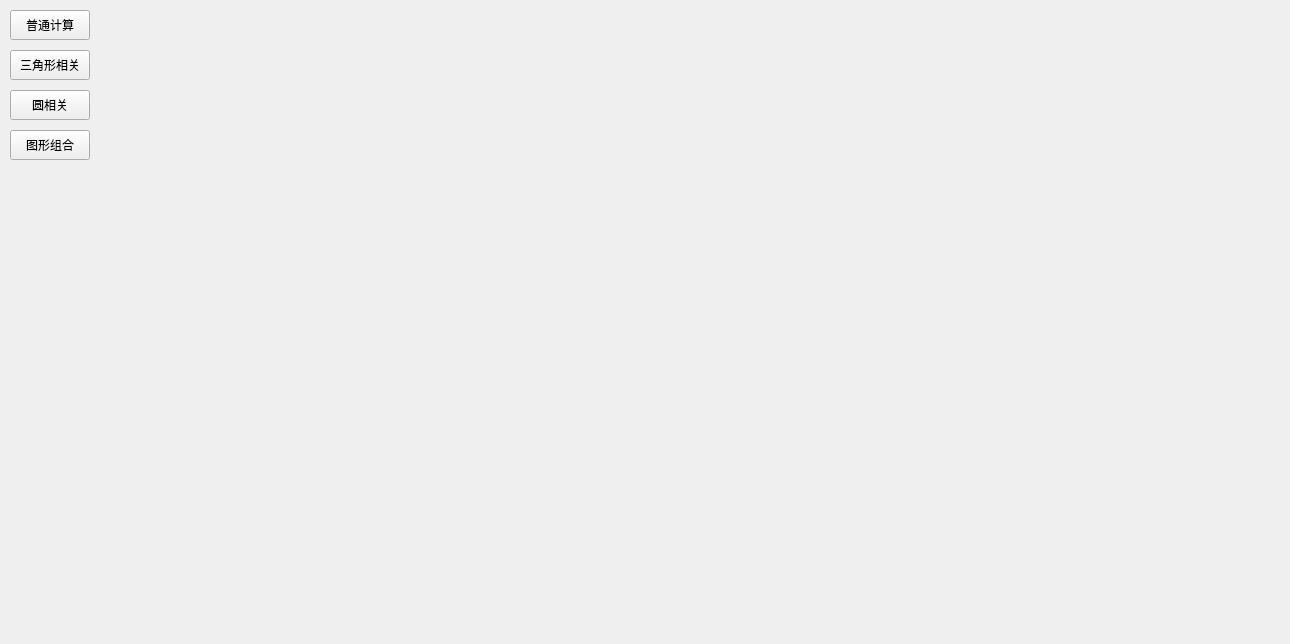
First picture: the form in homework/widget.ui, repository treehole-Y/Qhomework, before the edit.
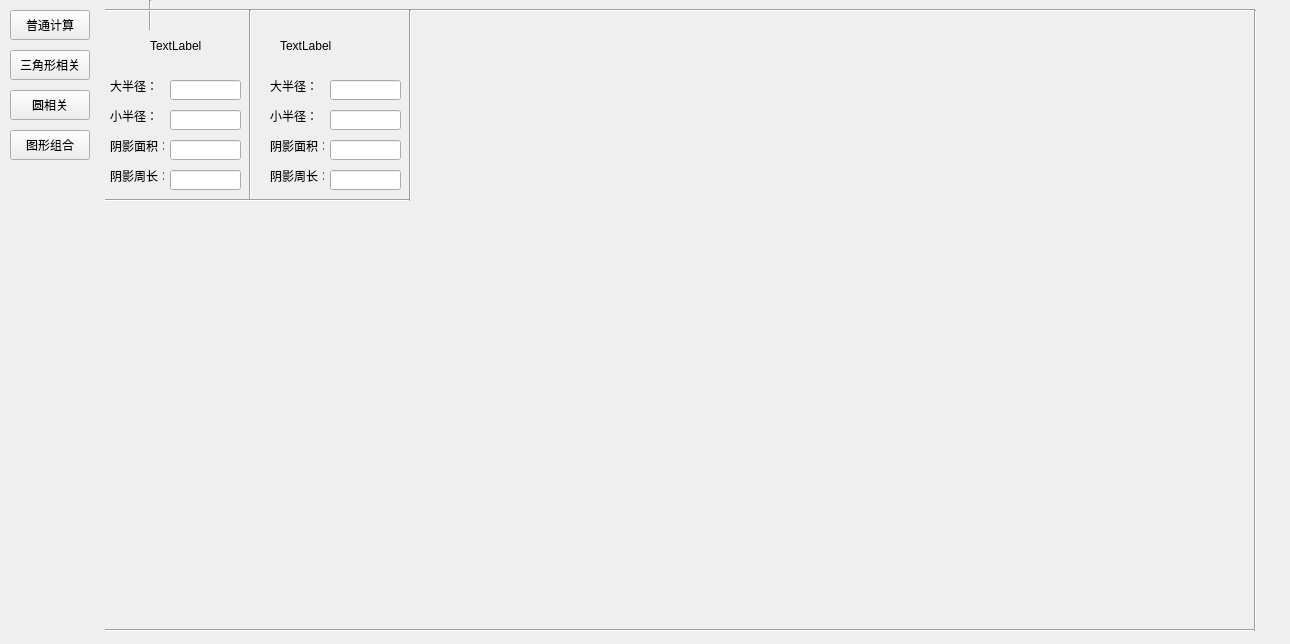
Second picture: the form after the edit. The open tabs and pages were chosen to show the change.

Diff of the .ui file:
```diff
--- a/homework/widget.ui
+++ b/homework/widget.ui
@@ -37,8 +37,408 @@
      </property>
     </widget>
    </widget>
-   <widget class="QWidget" name="page_trangle"/>
-   <widget class="QWidget" name="page_circle"/>
+   <widget class="QWidget" name="page_trangle">
+    <widget class="QLineEdit" name="trangle_lineE_1">
+     <property name="geometry">
+      <rect>
+       <x>30</x>
+       <y>50</y>
+       <width>51</width>
+       <height>20</height>
+      </rect>
+     </property>
+    </widget>
+    <widget class="QLabel" name="label_17">
+     <property name="geometry">
+      <rect>
+       <x>80</x>
+       <y>10</y>
+       <width>54</width>
+       <height>12</height>
+      </rect>
+     </property>
+     <property name="text">
+      <string>三角形</string>
+     </property>
+    </widget>
+    <widget class="QLabel" name="trangle_lable_1">
+     <property name="geometry">
+      <rect>
+       <x>0</x>
+       <y>55</y>
+       <width>54</width>
+       <height>12</height>
+      </rect>
+     </property>
+     <property name="text">
+      <string>底：</string>
+     </property>
+    </widget>
+    <widget class="QLabel" name="trangle_lable_2">
+     <property name="geometry">
+      <rect>
+       <x>100</x>
+       <y>55</y>
+       <width>54</width>
+       <height>12</height>
+      </rect>
+     </property>
+     <property name="text">
+      <string>高：</string>
+     </property>
+    </widget>
+    <widget class="QLineEdit" name="trangle_lineE_2">
+     <property name="geometry">
+      <rect>
+       <x>130</x>
+       <y>50</y>
+       <width>51</width>
+       <height>20</height>
+      </rect>
+     </property>
+    </widget>
+    <widget class="QLineEdit" name="trangle_lineE_3">
+     <property name="geometry">
+      <rect>
+       <x>260</x>
+       <y>50</y>
+       <width>51</width>
+       <height>20</height>
+      </rect>
+     </property>
+    </widget>
+    <widget class="QLabel" name="trangle_lable_3">
+     <property name="geometry">
+      <rect>
+       <x>190</x>
+       <y>55</y>
+       <width>71</width>
+       <height>12</height>
+      </rect>
+     </property>
+     <property name="text">
+      <string>三角形面积：</string>
+     </property>
+    </widget>
+    <widget class="QLineEdit" name="trangle_lineE_4">
+     <property name="geometry">
+      <rect>
+       <x>420</x>
+       <y>50</y>
+       <width>51</width>
+       <height>20</height>
+      </rect>
+     </property>
+    </widget>
+    <widget class="QLabel" name="trangle_lable_4">
+     <property name="geometry">
+      <rect>
+       <x>330</x>
+       <y>55</y>
+       <width>91</width>
+       <height>12</height>
+      </rect>
+     </property>
+     <property name="text">
+      <string>平行四边形面积：</string>
+     </property>
+    </widget>
+   </widget>
+   <widget class="QWidget" name="page_circle">
+    <widget class="QLabel" name="circle_image_1">
+     <property name="geometry">
+      <rect>
+       <x>50</x>
+       <y>20</y>
+       <width>54</width>
+       <height>51</height>
+      </rect>
+     </property>
+     <property name="text">
+      <string>TextLabel</string>
+     </property>
+    </widget>
+    <widget class="QLabel" name="circle_image_2">
+     <property name="geometry">
+      <rect>
+       <x>180</x>
+       <y>20</y>
+       <width>61</width>
+       <height>51</height>
+      </rect>
+     </property>
+     <property name="text">
+      <string>TextLabel</string>
+     </property>
+    </widget>
+    <widget class="QLabel" name="label_18">
+     <property name="geometry">
+      <rect>
+       <x>10</x>
+       <y>80</y>
+       <width>54</width>
+       <height>12</height>
+      </rect>
+     </property>
+     <property name="text">
+      <string>大半径：</string>
+     </property>
+    </widget>
+    <widget class="QLineEdit" name="circle_lineE_1">
+     <property name="geometry">
+      <rect>
+       <x>70</x>
+       <y>80</y>
+       <width>71</width>
+       <height>20</height>
+      </rect>
+     </property>
+    </widget>
+    <widget class="QLabel" name="label_19">
+     <property name="geometry">
+      <rect>
+       <x>10</x>
+       <y>110</y>
+       <width>54</width>
+       <height>12</height>
+      </rect>
+     </property>
+     <property name="text">
+      <string>小半径：</string>
+     </property>
+    </widget>
+    <widget class="QLineEdit" name="circle_lineE_2">
+     <property name="geometry">
+      <rect>
+       <x>70</x>
+       <y>110</y>
+       <width>71</width>
+       <height>20</height>
+      </rect>
+     </property>
+    </widget>
+    <widget class="QLabel" name="label_20">
+     <property name="geometry">
+      <rect>
+       <x>10</x>
+       <y>140</y>
+       <width>54</width>
+       <height>12</height>
+      </rect>
+     </property>
+     <property name="text">
+      <string>阴影面积：</string>
+     </property>
+    </widget>
+    <widget class="QLineEdit" name="circle_lineE_3">
+     <property name="geometry">
+      <rect>
+       <x>70</x>
+       <y>140</y>
+       <width>71</width>
+       <height>20</height>
+      </rect>
+     </property>
+    </widget>
+    <widget class="QLineEdit" name="circle_lineE_4">
+     <property name="geometry">
+      <rect>
+       <x>70</x>
+       <y>170</y>
+       <width>71</width>
+       <height>20</height>
+      </rect>
+     </property>
+    </widget>
+    <widget class="QLabel" name="label_21">
+     <property name="geometry">
+      <rect>
+       <x>10</x>
+       <y>170</y>
+       <width>54</width>
+       <height>12</height>
+      </rect>
+     </property>
+     <property name="text">
+      <string>阴影周长：</string>
+     </property>
+    </widget>
+    <widget class="QLabel" name="label_22">
+     <property name="geometry">
+      <rect>
+       <x>170</x>
+       <y>110</y>
+       <width>54</width>
+       <height>12</height>
+      </rect>
+     </property>
+     <property name="text">
+      <string>小半径：</string>
+     </property>
+    </widget>
+    <widget class="QLineEdit" name="circle_lineE_5">
+     <property name="geometry">
+      <rect>
+       <x>230</x>
+       <y>80</y>
+       <width>71</width>
+       <height>20</height>
+      </rect>
+     </property>
+    </widget>
+    <widget class="QLabel" name="label_23">
+     <property name="geometry">
+      <rect>
+       <x>170</x>
+       <y>80</y>
+       <width>54</width>
+       <height>12</height>
+      </rect>
+     </property>
+     <property name="text">
+      <string>大半径：</string>
+     </property>
+    </widget>
+    <widget class="QLineEdit" name="circle_lineE_6">
+     <property name="geometry">
+      <rect>
+       <x>230</x>
+       <y>110</y>
+       <width>71</width>
+       <height>20</height>
+      </rect>
+     </property>
+    </widget>
+    <widget class="QLabel" name="label_24">
+     <property name="geometry">
+      <rect>
+       <x>170</x>
+       <y>140</y>
+       <width>54</width>
+       <height>12</height>
+      </rect>
+     </property>
+     <property name="text">
+      <string>阴影面积：</string>
+     </property>
+    </widget>
+    <widget class="QLabel" name="label_25">
+     <property name="geometry">
+      <rect>
+       <x>170</x>
+       <y>170</y>
+       <width>54</width>
+       <height>12</height>
+      </rect>
+     </property>
+     <property name="text">
+      <string>阴影周长：</string>
+     </property>
+    </widget>
+    <widget class="QLineEdit" name="circle_lineE_7">
+     <property name="geometry">
+      <rect>
+       <x>230</x>
+       <y>140</y>
+       <width>71</width>
+       <height>20</height>
+      </rect>
+     </property>
+    </widget>
+    <widget class="QLineEdit" name="circle_lineE_8">
+     <property name="geometry">
+      <rect>
+       <x>230</x>
+       <y>170</y>
+       <width>71</width>
+       <height>20</height>
+      </rect>
+     </property>
+    </widget>
+    <widget class="Line" name="line_5">
+     <property name="orientation">
+      <enum>Qt::Vertical</enum>
+     </property>
+    </widget>
+    <widget class="Line" name="line_6">
+     <property name="geometry">
+      <rect>
+       <x>1145</x>
+       <y>10</y>
+       <width>20</width>
+       <height>621</height>
+      </rect>
+     </property>
+     <property name="orientation">
+      <enum>Qt::Vertical</enum>
+     </property>
+    </widget>
+    <widget class="Line" name="line_7">
+     <property name="geometry">
+      <rect>
+       <x>5</x>
+       <y>0</y>
+       <width>1150</width>
+       <height>20</height>
+      </rect>
+     </property>
+     <property name="orientation">
+      <enum>Qt::Horizontal</enum>
+     </property>
+    </widget>
+    <widget class="Line" name="line_8">
+     <property name="geometry">
+      <rect>
+       <x>5</x>
+       <y>620</y>
+       <width>1150</width>
+       <height>20</height>
+      </rect>
+     </property>
+     <property name="orientation">
+      <enum>Qt::Horizontal</enum>
+     </property>
+    </widget>
+    <widget class="Line" name="line_9">
+     <property name="geometry">
+      <rect>
+       <x>140</x>
+       <y>10</y>
+       <width>20</width>
+       <height>191</height>
+      </rect>
+     </property>
+     <property name="orientation">
+      <enum>Qt::Vertical</enum>
+     </property>
+    </widget>
+    <widget class="Line" name="line_10">
+     <property name="geometry">
+      <rect>
+       <x>5</x>
+       <y>190</y>
+       <width>305</width>
+       <height>20</height>
+      </rect>
+     </property>
+     <property name="orientation">
+      <enum>Qt::Horizontal</enum>
+     </property>
+    </widget>
+    <widget class="Line" name="line_11">
+     <property name="geometry">
+      <rect>
+       <x>300</x>
+       <y>10</y>
+       <width>20</width>
+       <height>191</height>
+      </rect>
+     </property>
+     <property name="orientation">
+      <enum>Qt::Vertical</enum>
+     </property>
+    </widget>
+   </widget>
    <widget class="QWidget" name="page_graphic">
     <widget class="QLabel" name="label">
      <property name="geometry">
```
Left out of the diff: 57 changed lines with no effect on the pictures.
